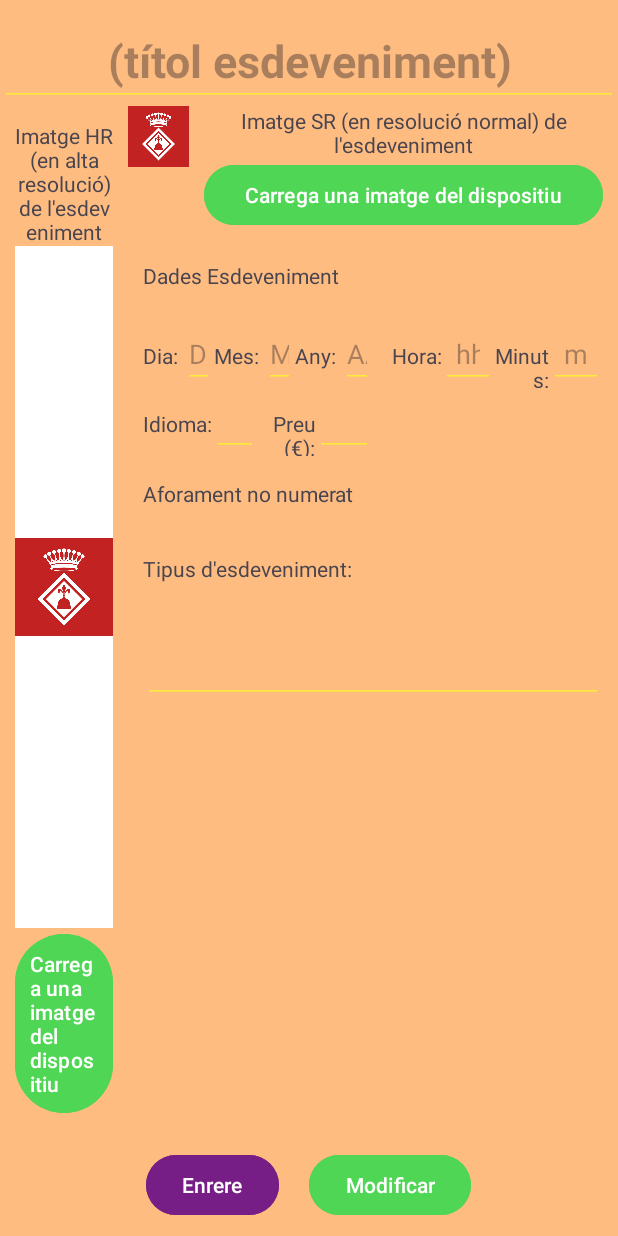
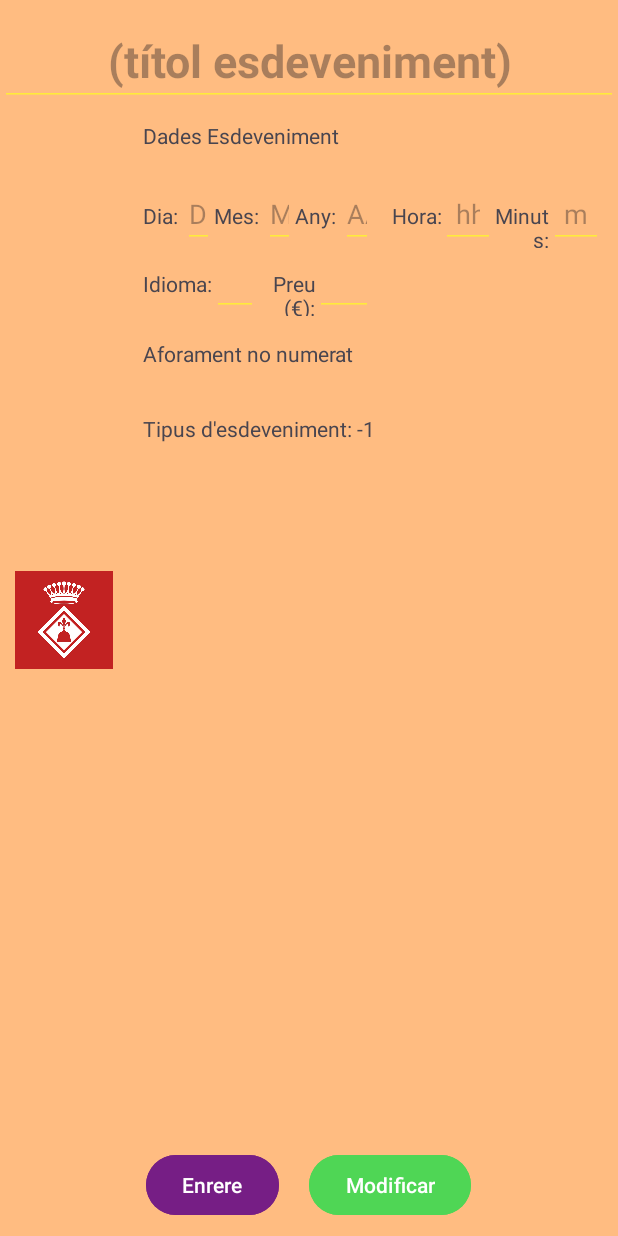
Before and after one commit to ASBcep/M07iM08_repte_1-Espai_Cultural_AlexS, an Android app: the Gestio_Esdeveniment screen opened directly, with no data from a screen before it, on a phone screen of 412 x 824 dp. Run offline under Robolectric (Android 15) with nearby library versions, the phone set to English and light mode, and no system bars.

Commit message:
Gestió esdeveniments: Acabat el disseny i la interacció segons nou, detall o modificar

```diff
--- a/app/src/main/java/asb/m07im08/espai_cultural_alexs/Gestio_Esdeveniment.kt
+++ b/app/src/main/java/asb/m07im08/espai_cultural_alexs/Gestio_Esdeveniment.kt
@@ -2,6 +2,7 @@ package asb.m07im08.espai_cultural_alexs
 
 import android.app.DatePickerDialog
 import android.app.TimePickerDialog
+import android.content.Intent
 import android.icu.util.Calendar
 import androidx.appcompat.app.AppCompatActivity
 import android.os.Bundle
@@ -46,18 +47,9 @@ class Gestio_Esdeveniment : AppCompatActivity() {
         /*
         val llEspecific1a3 = findViewById<LinearLayout>(R.id.llEspecific1a3)
         val llEspecificEntre3i4 = findViewById<LinearLayout>(R.id.llEspecificEntre3i4)
+        */
         val llEspecific4 = findViewById<LinearLayout>(R.id.llEspecific4)
-        */
         val llEspecificDreta4 = findViewById<LinearLayout>(R.id.llEspecificDreta4)
-        /*
-        val tvEspecific1 = findViewById<TextView>(R.id.tvEspecific1)
-        val tvEspecific2 = findViewById<TextView>(R.id.tvEspecific2)
-        val tvEspecific3 = findViewById<TextView>(R.id.tvEspecific3)
-        val tvEspecific4 = findViewById<TextView>(R.id.tvEspecific4)
-
-        val etEspecific1 = findViewById<EditText>(R.id.etEspecific1)
-        val etEspecific2 = findViewById<EditText>(R.id.etEspecific2)
-        val etEspecific3 = findViewById<EditText>(R.id.etEspecific3)*/
         val etEspecific4 = findViewById<EditText>(R.id.etEspecific4)
 
         val ivCalendari = findViewById<ImageView>(R.id.ivCalendari)
@@ -81,6 +73,7 @@ class Gestio_Esdeveniment : AppCompatActivity() {
         val rgEsdeveniment = findViewById<RadioGroup>(R.id.rgEsdeveniment)
         val tvTipus = findViewById<TextView>(R.id.tvTipus)
 
+        val btnEnrere = findViewById<Button>(R.id.btnEnrere)
         val btnModifiCrear = findViewById<Button>(R.id.btnModifiCrear)
         val btnEliminar = findViewById<Button>(R.id.btnEliminar)
 
@@ -159,81 +152,33 @@ class Gestio_Esdeveniment : AppCompatActivity() {
         rgEsdeveniment.setOnCheckedChangeListener{_, isChecked ->
             resetCamps()
             habilitarCamps(esdevenimentThis)
-            /*if (rbPeli.isChecked){
-                //habilitarPeli(esdevenimentThis)
-                habilitarCamps(esdevenimentThis, "Pel·lícula")
-            }
-            if (rbXerrada.isChecked){
-                //habilitarXerrada(esdevenimentThis)
-                habilitarCamps(esdevenimentThis, "Xerrada")
-            }
-            if(rbConcert.isChecked){
-                //habilitarConcert(esdevenimentThis)
-                habilitarCamps(esdevenimentThis, "Concert")
-            }*/
+            //habilito camps comuns
+            llEspecific4.visibility = View.VISIBLE
         }
-        /*
-        ivCalendari.setOnClickListener{
-            var any = LocalDateTime.now().year
-            var mes = LocalDateTime.now().month
-            var dia = LocalDateTime.now().dayOfMonth
-            var hora = LocalDateTime.now().hour
-            var minuts = LocalDateTime.now().minute
-
-            if (modificar){
-                any = esdevenimentThis.data.year
-                mes = esdevenimentThis.data.month
-                dia = esdevenimentThis.data.dayOfMonth
-                hora = esdevenimentThis.data.hour
-                minuts = esdevenimentThis.data.minute
-            }
-            var localDateTime: LocalDateTime
-            localDateTime = obrirDatePicker(any, mes.toString().toInt(), dia, hora, minuts)
-
-            etAny.text = Editable.Factory.getInstance().newEditable(localDateTime.year.toString())
-            etMes.text = Editable.Factory.getInstance().newEditable(localDateTime.month.toString())
-            etDia.text = Editable.Factory.getInstance().newEditable(localDateTime.dayOfMonth.toString())
-            etHora.text = Editable.Factory.getInstance().newEditable(localDateTime.hour.toString())
-            etMinuts.text = Editable.Factory.getInstance().newEditable(localDateTime.minute.toString())
-
-        }
-        */
-
-        //TODO
-        val llista = esdevenimentThis.especific4.joinToString("\n") // Converteix la llista a una cadena de text, amb cada element en una nova línia
-
-        etEspecific4.setText(llista)
-        llEspecificDreta4.visibility = View.GONE
-
-        val btnEnrere = findViewById<Button>(R.id.btnEnrere)
         btnEnrere.setOnClickListener {
             finish()
         }
 
+        btnModifiCrear.setOnClickListener {
+            val intent: Intent
+            if (detall) {
+                intent = Intent(this, Gestio_Esdeveniment::class.java).apply {
+                    putExtra("modificar", true)
+                }
+                startActivity(intent)
+            } else if (modificar) {
+                //TODO //modificar esdeveniment
+            } else if (nou) {
+                //TODO //escriure esdeveniment nou
+            }
+        }
     }
-
     private fun llegirEsdeveniment():Esdeveniment {
 
-        val id = -1
-        val nom = ""
-        val imatge = ""
-        val descripcio = ""
-        val data = LocalDateTime.now()
-        val idioma = ""
-        val preu = 0.00
-        val numerat = false
-        val tipus = ""
-        val entrades: MutableList<Entrada> = mutableListOf()
-        val especific1 = ""
-        val especific2 = ""
-        val especific3 = ""
-        val especific4: MutableList<String> = mutableListOf()
-        var esdeveniment = Esdeveniment(id, nom, imatge, descripcio, data, idioma, preu, numerat, tipus, entrades, especific1, especific2, especific3, especific4)
+        var esdeveniment = Esdeveniment()
 
         //comprovar si rebem esdeveniment o se n'ha de crear un de nou
-        if (detall){
-            esdeveniment = Esdeveniment_Manager.esdeveniments[Esdeveniment_Manager.index]
-        } else if (modificar) {
+        if (detall || modificar){
             esdeveniment = Esdeveniment_Manager.esdeveniments[Esdeveniment_Manager.index]
         } // si es nou retornarà un esdeveniment buit
         return esdeveniment
@@ -269,17 +214,7 @@ class Gestio_Esdeveniment : AppCompatActivity() {
 
         //Amago els camps
         rgEsdeveniment.visibility = View.GONE
-
         tvTipus.visibility = View.GONE
-        //tvEspecific1.visibility = View.GONE
-        //tvEspecific2.visibility = View.GONE
-        //tvEspecific3.visibility = View.GONE
-        //tvEspecific4.visibility = View.GONE
-
-        //etEspecific1.visibility = View.GONE
-        //etEspecific2.visibility = View.GONE
-        //etEspecific3.visibility = View.GONE
-        //etEspecific4.visibility = View.GONE
 
         //Buido els camps
         tvEspecific1.text = null
@@ -295,7 +230,7 @@ class Gestio_Esdeveniment : AppCompatActivity() {
         //  Amago LinearLayouts
         llEspecific1a3.visibility = View.GONE
         llEspecificEntre3i4.visibility = View.GONE
-        //llEspecific4.visibility = View.GONE
+        llEspecific4.visibility = View.GONE
         llEspecificDreta4.visibility = View.GONE
     }
     //funció per habilitar camps específics segons tipus d'esdeveniment
@@ -304,6 +239,15 @@ class Gestio_Esdeveniment : AppCompatActivity() {
         //val tvTitol = findViewById<TextView>(R.id.tvTitol)
         val tvTitol = findViewById<TextView>(R.id.tvTitol)
         val etTitol = findViewById<EditText>(R.id.etTitol)
+
+        val tvCarregaImgHR = findViewById<TextView>(R.id.tvCarregaImgHR)
+        val btnCarregaImgHR = findViewById<Button>(R.id.btnCarregaImgHR)
+
+        val llCarregaImgSR = findViewById<LinearLayout>(R.id.llCarregaImgSR)
+        val ivSR = findViewById<ImageView>(R.id.ivSR)
+        val tvCarregaImgSR = findViewById<TextView>(R.id.tvCarregaImgSR)
+        val btnCarregaImgSR = findViewById<Button>(R.id.btnCarregaImgHR)
+
 
         val ivCalendari = findViewById<ImageView>(R.id.ivCalendari)
         val etDia = findViewById<EditText>(R.id.etDia)
@@ -351,15 +295,11 @@ class Gestio_Esdeveniment : AppCompatActivity() {
         var tipus = esdeveniment.tipus
         val mesFormatat = String.format("%02d", esdeveniment.data.monthValue)
 
-        /*if (modificar || detall){
-            tipus = esdeveniment.tipus
-        } else if (nou) {
-            tipus = rbTipus
-        }*/
+        //activació de radiobutton tipus
         if (rbPeli.isChecked)  {
             tipus = "Pel·lícula"
         } else if (rbXerrada.isChecked) {
-            tipus = "Xerrada o debat"
+            tipus = "Xerrada"
         } else if (rbConcert.isChecked) {
             tipus = "Concert"
         }
@@ -378,6 +318,7 @@ class Gestio_Esdeveniment : AppCompatActivity() {
             titolEspecific3 = "Orquestra:"
             titolEspecific4 = "Solistes principals:"
         }
+
         //valors dels camps específics (comú)
         val especific1 = esdeveniment.especific1
         val especific2 = esdeveniment.especific2
@@ -397,6 +338,9 @@ class Gestio_Esdeveniment : AppCompatActivity() {
         } else { //detall
             tvTitol.visibility = View.GONE
             etTitol.isEnabled = false
+            tvCarregaImgHR.visibility = View.GONE
+            btnCarregaImgHR.visibility = View.GONE
+            llCarregaImgSR.visibility = View.GONE
             etAny.isEnabled = false
             etMes.isEnabled = false
             etDia.isEnabled = false
@@ -460,17 +404,12 @@ class Gestio_Esdeveniment : AppCompatActivity() {
             btnModifiCrear.text = "Desar canvis"
         }
 
-        //habilito camps comuns
-        llEspecific4.visibility = View.VISIBLE
+
         //cribo segons tipus d'esdeveniment per habilitar camps específics
-        if (tipus == "Pel·lícula" || tipus == "Concert"){
+        if (tipus == "Pel·lícula" || tipus == "Concert") {
             llEspecific1a3.visibility = View.VISIBLE
             llEspecificEntre3i4.visibility = View.VISIBLE
             tvEspecific4.visibility = View.VISIBLE
-        } else if (esdeveniment.tipus == "Xerrada") {
-
-        } else {
-
         }
     }
 }
--- a/app/src/main/res/layout/activity_gestio_esdeveniment.xml
+++ b/app/src/main/res/layout/activity_gestio_esdeveniment.xml
@@ -49,6 +49,7 @@
             android:layout_margin="10dp"
             android:orientation="vertical">
             <TextView
+                android:id="@+id/tvCarregaImgHR"
                 android:layout_width="match_parent"
                 android:layout_height="wrap_content"
                 android:text="Imatge HR (en alta resolució) de l'esdeveniment"
@@ -63,6 +64,7 @@
                 android:scaleType="fitCenter"
                 android:background="@color/contenidorImatge"/>
             <Button
+                android:id="@+id/btnCarregaImgHR"
                 android:layout_width="match_parent"
                 android:layout_height="wrap_content"
                 android:text="Carrega una imatge del dispositiu"
@@ -76,11 +78,13 @@
             android:orientation="vertical"
             android:layout_weight="5">
             <LinearLayout
+                android:id="@+id/llCarregaImgSR"
                 android:layout_width="match_parent"
                 android:layout_height="wrap_content"
                 android:orientation="horizontal"
                 >
                 <ImageView
+                    android:id="@+id/ivSR"
                     android:layout_width="0dp"
                     android:layout_height="wrap_content"
                     android:src="@drawable/escut"
@@ -96,12 +100,14 @@
                     android:paddingHorizontal="10dp"
                     android:paddingBottom="10dp">
                     <TextView
+                        android:id="@+id/tvCarregaImgSR"
                         android:layout_width="match_parent"
                         android:layout_height="wrap_content"
                         android:text="Imatge SR (en resolució normal) de l'esdeveniment"
                         android:textAlignment="center"
                         />
                     <Button
+                        android:id="@+id/btnCarregaImgSR"
                         android:layout_width="match_parent"
                         android:layout_height="wrap_content"
                         android:text="Carrega una imatge del dispositiu"
--- a/app/src/main/res/values/colors.xml
+++ b/app/src/main/res/values/colors.xml
@@ -8,6 +8,7 @@
     <color name="titol">#FF0000</color>
     <color name="quadreEditable">#FFEB3B</color>
     <color name="enrere">#761E85</color>
-    <color name="contenidorImatge">#FFFFFF</color>
+    <!--color name="contenidorImatge">#FFFFFF</color-->
+    <color name="contenidorImatge">#FFBC81</color>
 
 </resources>
```
